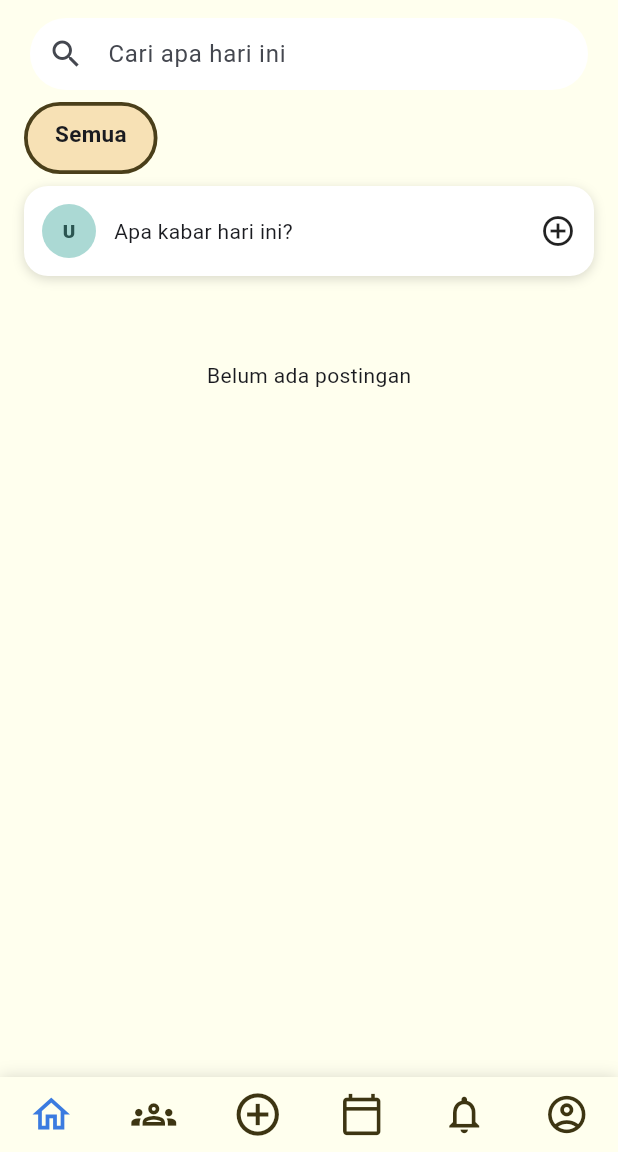
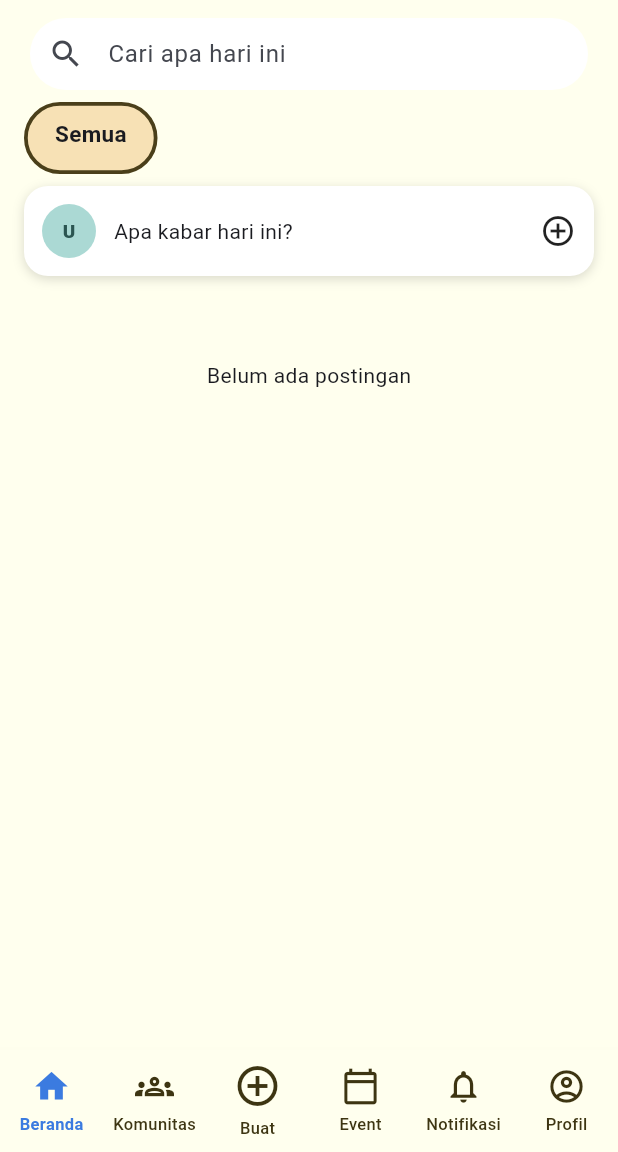
Before and after one commit to Channz414/forum_komunitas_hobi, a Flutter app: the screen it shows once a user with an empty profile is signed in, on a phone screen of 412 x 824 dp, the part 84-1236 px from its top. Run offline on Flutter 3.47's test engine with Material 3 defaults, Android fonts, the phone set to English and light mode, and no system bars; our stand-ins replace image_picker, supabase_flutter, timeago; accounts and stored records are empty.

Commit message:
adjust ukura

```diff
--- a/lib/screens/main_shell.dart
+++ b/lib/screens/main_shell.dart
@@ -43,43 +43,10 @@ class _MainShellState extends State<MainShell> {
     if (i == 4) context.read<ProfileProvider>().fetch();
   }
 
-  Widget _item(IconData icon, int index) => IconButton(
-    icon: Icon(
-      icon,
-      size: 30,
-      color: _tab == index ? AppColors.accent : AppColors.ink,
-    ),
-    onPressed: () => _go(index),
-  );
-
-  Widget _bell() {
-    final unread = context.watch<NotificationProvider>().unreadCount;
-    return Stack(
-      clipBehavior: Clip.none,
-      children: [
-        _item(Icons.notifications_none, 3),
-        if (unread > 0)
-          Positioned(
-            right: 4,
-            top: 4,
-            child: Container(
-              padding: const EdgeInsets.symmetric(horizontal: 5, vertical: 1),
-              decoration: BoxDecoration(
-                color: Colors.red,
-                borderRadius: BorderRadius.circular(10),
-              ),
-              child: Text(
-                unread > 99 ? '99+' : '$unread',
-                style: const TextStyle(color: Colors.white, fontSize: 10),
-              ),
-            ),
-          ),
-      ],
-    );
-  }
-
   @override
   Widget build(BuildContext context) {
+    final unread = context.watch<NotificationProvider>().unreadCount;
+
     return Scaffold(
       body: IndexedStack(
         index: _tab,
@@ -91,35 +58,147 @@ class _MainShellState extends State<MainShell> {
           ProfileScreen(),
         ],
       ),
-      bottomNavigationBar: Container(
-        decoration: const BoxDecoration(
-          color: AppColors.bg,
-          boxShadow: [BoxShadow(color: AppColors.shadow, blurRadius: 8)],
-        ),
+      bottomNavigationBar: Material(
+        color: AppColors.bg,
+        elevation: 8,
+        shadowColor: AppColors.shadow,
         child: SafeArea(
-          child: Row(
-            mainAxisAlignment: MainAxisAlignment.spaceAround,
-            children: [
-              _item(Icons.home_outlined, 0),
-              _item(Icons.groups_outlined, 1),
-              IconButton(
-                icon: const Icon(
-                  Icons.add_circle_outline,
-                  size: 34,
-                  color: AppColors.ink,
+          child: SizedBox(
+            height: 68,
+            child: Row(
+              children: [
+                _NavItem(
+                  icon: Icons.home_outlined,
+                  activeIcon: Icons.home,
+                  label: 'Beranda',
+                  selected: _tab == 0,
+                  onTap: () => _go(0),
                 ),
-                onPressed: () => Navigator.push(
-                  context,
-                  MaterialPageRoute(builder: (_) => const CreatePostScreen()),
+                _NavItem(
+                  icon: Icons.groups_outlined,
+                  activeIcon: Icons.groups,
+                  label: 'Komunitas',
+                  selected: _tab == 1,
+                  onTap: () => _go(1),
                 ),
-              ),
-              _item(Icons.calendar_today_outlined, 2),
-              _bell(),
-              _item(Icons.account_circle_outlined, 4),
-            ],
+                // bukan tab: membuka layar buat postingan
+                _NavItem(
+                  icon: Icons.add_circle_outline,
+                  activeIcon: Icons.add_circle,
+                  label: 'Buat',
+                  selected: false,
+                  iconSize: 32,
+                  onTap: () => Navigator.push(
+                    context,
+                    MaterialPageRoute(builder: (_) => const CreatePostScreen()),
+                  ),
+                ),
+                _NavItem(
+                  icon: Icons.calendar_today_outlined,
+                  activeIcon: Icons.calendar_month,
+                  label: 'Event',
+                  selected: _tab == 2,
+                  onTap: () => _go(2),
+                ),
+                _NavItem(
+                  icon: Icons.notifications_none,
+                  activeIcon: Icons.notifications,
+                  label: 'Notifikasi',
+                  selected: _tab == 3,
+                  badge: unread,
+                  onTap: () => _go(3),
+                ),
+                _NavItem(
+                  icon: Icons.account_circle_outlined,
+                  activeIcon: Icons.account_circle,
+                  label: 'Profil',
+                  selected: _tab == 4,
+                  onTap: () => _go(4),
+                ),
+              ],
+            ),
           ),
         ),
       ),
     );
   }
 }
+
+class _NavItem extends StatelessWidget {
+  final IconData icon, activeIcon;
+  final String label;
+  final bool selected;
+  final VoidCallback onTap;
+  final int badge;
+  final double iconSize;
+
+  const _NavItem({
+    required this.icon,
+    required this.activeIcon,
+    required this.label,
+    required this.selected,
+    required this.onTap,
+    this.badge = 0,
+    this.iconSize = 26,
+  });
+
+  @override
+  Widget build(BuildContext context) {
+    final color = selected ? AppColors.accent : AppColors.ink;
+
+    return Expanded(
+      child: InkWell(
+        onTap: onTap,
+        child: Column(
+          mainAxisAlignment: MainAxisAlignment.center,
+          children: [
+            Stack(
+              clipBehavior: Clip.none,
+              children: [
+                Icon(
+                  selected ? activeIcon : icon,
+                  size: iconSize,
+                  color: color,
+                ),
+                if (badge > 0)
+                  Positioned(
+                    right: -8,
+                    top: -4,
+                    child: Container(
+                      padding: const EdgeInsets.symmetric(
+                        horizontal: 5,
+                        vertical: 1,
+                      ),
+                      decoration: BoxDecoration(
+                        color: Colors.red,
+                        borderRadius: BorderRadius.circular(10),
+                      ),
+                      child: Text(
+                        badge > 99 ? '99+' : '$badge',
+                        style: const TextStyle(
+                          color: Colors.white,
+                          fontSize: 10,
+                          fontWeight: FontWeight.w700,
+                        ),
+                      ),
+                    ),
+                  ),
+              ],
+            ),
+            const SizedBox(height: 4),
+            Text(
+              label,
+              maxLines: 1,
+              overflow: TextOverflow.ellipsis,
+              style: TextStyle(
+                fontSize: 11,
+                fontWeight: selected ? FontWeight.w700 : FontWeight.w500,
+                color: color,
+              ),
+            ),
+          ],
+        ),
+      ),
+    );
+  }
+}
```
